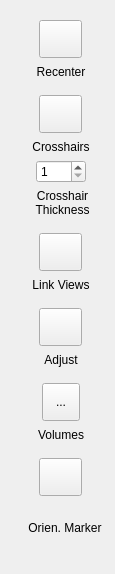
The window that settingsPanel/Resources/UI/settingsPanel.ui (greydongilmore/trajectoryGuideModules) describes before a commit, drawn with Qt 5.
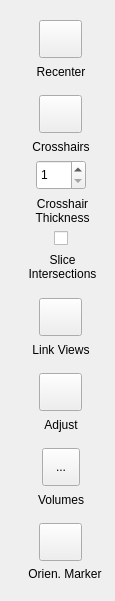
The same window after the commit. Icons and pictures are not drawn.

Diff of the .ui file:
```diff
--- a/settingsPanel/Resources/UI/settingsPanel.ui
+++ b/settingsPanel/Resources/UI/settingsPanel.ui
@@ -7,11 +7,11 @@
     <x>0</x>
     <y>0</y>
     <width>115</width>
-    <height>574</height>
+    <height>601</height>
    </rect>
   </property>
   <property name="sizePolicy">
-   <sizepolicy hsizetype="Fixed" vsizetype="Fixed">
+   <sizepolicy hsizetype="Fixed" vsizetype="Preferred">
     <horstretch>0</horstretch>
     <verstretch>0</verstretch>
    </sizepolicy>
@@ -25,11 +25,11 @@
   <property name="windowTitle">
    <string>Form</string>
   </property>
-  <layout class="QGridLayout" name="gridLayout">
-   <item row="0" column="0">
+  <layout class="QVBoxLayout" name="verticalLayout_2">
+   <item alignment="Qt::AlignHCenter">
     <widget class="QWidget" name="widget" native="true">
      <property name="sizePolicy">
-      <sizepolicy hsizetype="MinimumExpanding" vsizetype="Preferred">
+      <sizepolicy hsizetype="Fixed" vsizetype="Preferred">
        <horstretch>0</horstretch>
        <verstretch>0</verstretch>
       </sizepolicy>
@@ -213,6 +213,50 @@
         </property>
        </widget>
       </item>
+      <item alignment="Qt::AlignHCenter">
+       <widget class="QCheckBox" name="sliceIntersectionsCB">
+        <property name="sizePolicy">
+         <sizepolicy hsizetype="Preferred" vsizetype="Fixed">
+          <horstretch>0</horstretch>
+          <verstretch>0</verstretch>
+         </sizepolicy>
+        </property>
+        <property name="text">
+         <string/>
+        </property>
+       </widget>
+      </item>
+      <item alignment="Qt::AlignHCenter">
+       <widget class="QLabel" name="label_9">
+        <property name="sizePolicy">
+         <sizepolicy hsizetype="MinimumExpanding" vsizetype="Preferred">
+          <horstretch>0</horstretch>
+          <verstretch>0</verstretch>
+         </sizepolicy>
+        </property>
+        <property name="minimumSize">
+         <size>
+          <width>85</width>
+          <height>0</height>
+         </size>
+        </property>
+        <property name="maximumSize">
+         <size>
+          <width>85</width>
+          <height>16777215</height>
+         </size>
+        </property>
+        <property name="text">
+         <string>Slice Intersections</string>
+        </property>
+        <property name="alignment">
+         <set>Qt::AlignCenter</set>
+        </property>
+        <property name="wordWrap">
+         <bool>true</bool>
+        </property>
+       </widget>
+      </item>
       <item>
        <spacer name="verticalSpacer_2">
         <property name="orientation">
@@ -465,7 +509,7 @@
       <item>
        <widget class="QLabel" name="label_7">
         <property name="sizePolicy">
-         <sizepolicy hsizetype="MinimumExpanding" vsizetype="MinimumExpanding">
+         <sizepolicy hsizetype="MinimumExpanding" vsizetype="Fixed">
           <horstretch>0</horstretch>
           <verstretch>0</verstretch>
          </sizepolicy>
```
